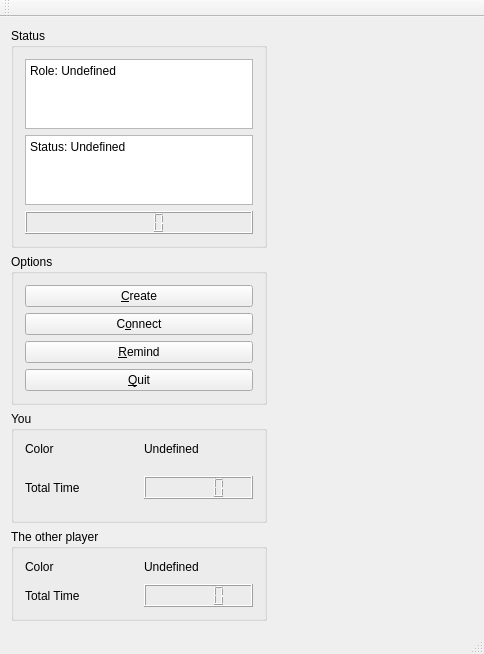
Above: mainwindow.ui from Lucinda-Aemilia/Gomoku before the change. Below: the same form after it.
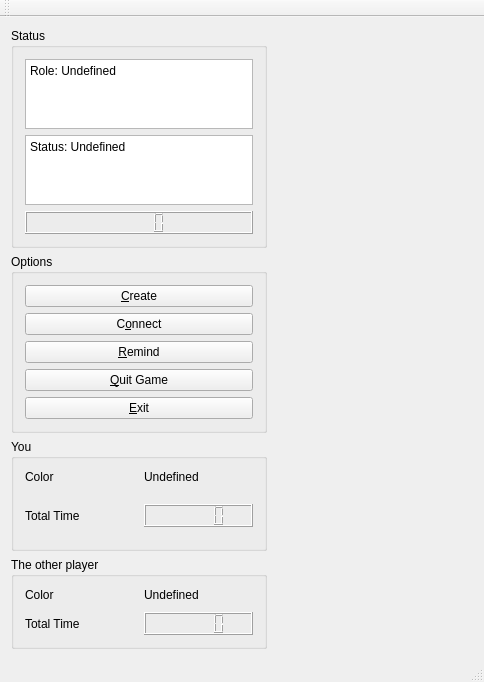
That is the form after the change. Custom widgets are drawn as their Qt base class.

The edit to the form file:
```diff
--- a/mainwindow.ui
+++ b/mainwindow.ui
@@ -103,7 +103,14 @@
          <item>
           <widget class="QPushButton" name="quitButton">
            <property name="text">
-            <string>&amp;Quit</string>
+            <string>&amp;Quit Game</string>
+           </property>
+          </widget>
+         </item>
+         <item>
+          <widget class="QPushButton" name="exitButton">
+           <property name="text">
+            <string>&amp;Exit</string>
            </property>
           </widget>
          </item>
```
